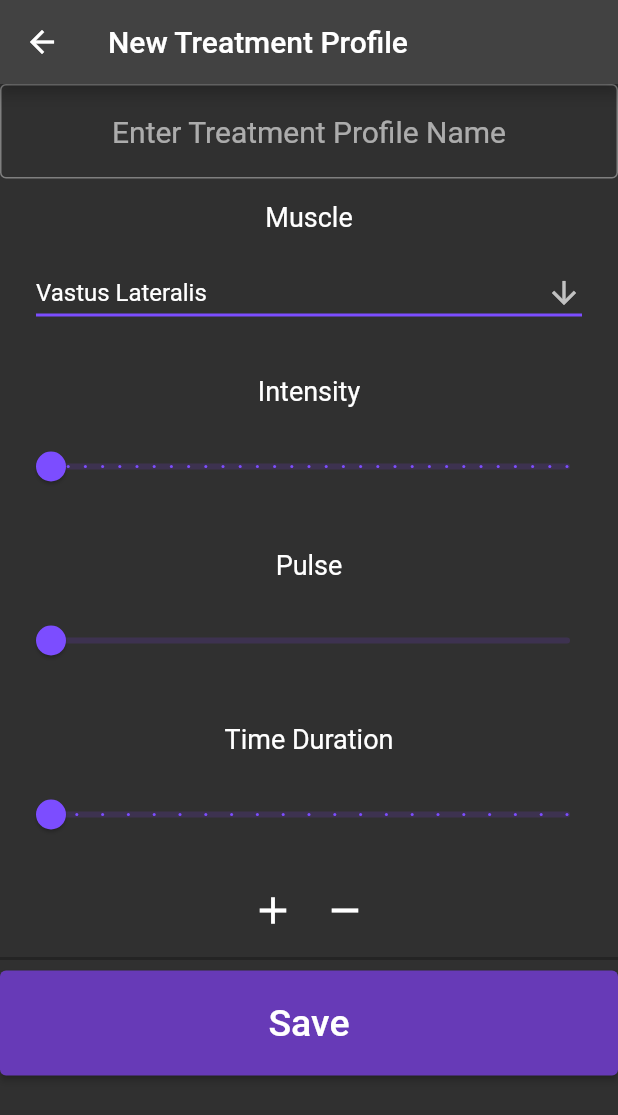
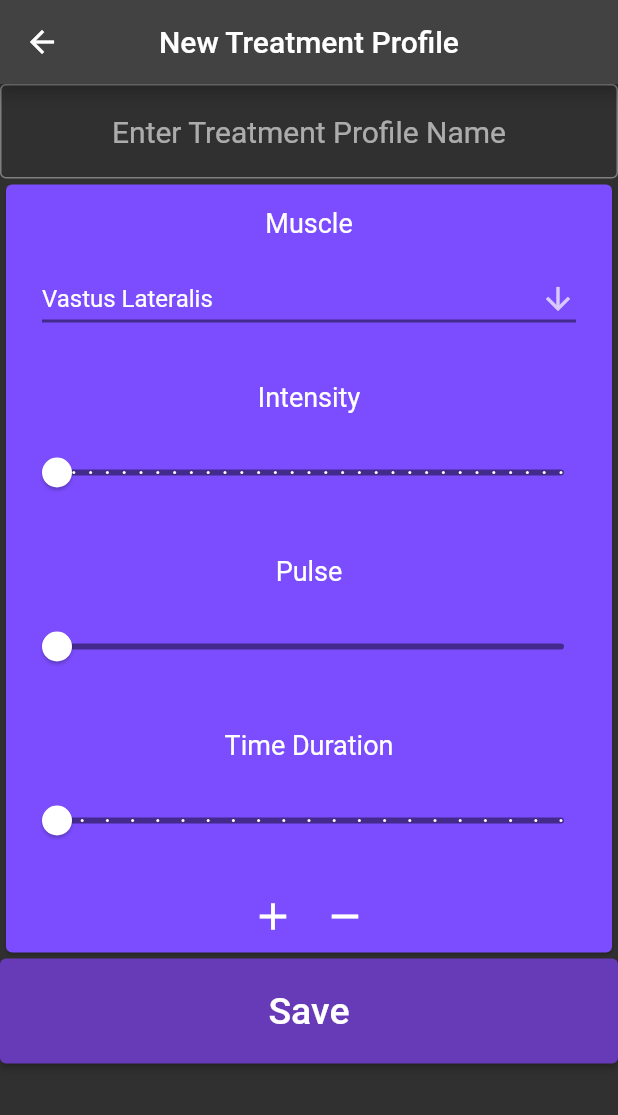
Before and after one commit to Logan-Dabney/IMS_Setup, a Flutter app: the screen it shows after launch, after a tap on the "add" icon, on a phone screen of 412 x 824 dp. Shown: the top 1115 px of the screen. Run offline on Flutter 3.47's test engine with Material 2 defaults, Android fonts, the light colour scheme and no system bars; our stand-ins replace flutter_bluetooth_serial, sqflite; accounts and stored records are empty.

Commit message:
ui update

```diff
--- a/ims_setup/lib/Bluetooth/bluetooth_form.dart
+++ b/ims_setup/lib/Bluetooth/bluetooth_form.dart
@@ -51,6 +51,7 @@ class Bluetooth_Select extends StatelessWidget {
         child: Scaffold(
           appBar: AppBar(
             title: Text('Connection'),
+            centerTitle: true,
           ),
           body: SelectBondedDevicePage(
             onExportPage: (device1) {
--- a/ims_setup/lib/Database/sqlite.dart
+++ b/ims_setup/lib/Database/sqlite.dart
@@ -114,7 +114,7 @@ class SqliteDB {
 
     // update each muscle profile connected to treatment
     for(int i = 0; i < treatmentProfile.muscleProfiles.length; i++){
-      db.updateMuscleProfile(treatmentProfile.muscleProfiles[0], treatmentProfile.id!, i);
+      db.updateMuscleProfile(treatmentProfile.muscleProfiles[i], treatmentProfile.id!, i);
     }
 
     return await datab.update(
--- a/ims_setup/lib/main.dart
+++ b/ims_setup/lib/main.dart
@@ -12,6 +12,7 @@ void main() {
 
 class MyApp extends StatelessWidget {
   const MyApp({Key? key}) : super(key: key);
+
   // This widget is the root of your application.
   @override
   Widget build(BuildContext context) {
@@ -40,7 +41,16 @@ class _HomePage extends State<HomePage> {
   @override
   Widget build(BuildContext context) {
     return Scaffold(
-        appBar: AppBar(title: const Text("Treatments"),),
+        appBar: AppBar(
+          title: const Text(
+            "Treatments",
+            style: TextStyle(
+                fontFamily: 'Montserrat',
+                fontStyle: FontStyle.italic,
+                fontSize: 25),
+          ),
+          centerTitle: true,
+        ),
         body: _addBody(),
         floatingActionButtonLocation: FloatingActionButtonLocation.centerDocked,
         floatingActionButton: Padding(
@@ -48,24 +58,117 @@ class _HomePage extends State<HomePage> {
           child: Row(
             mainAxisAlignment: MainAxisAlignment.spaceBetween,
             children: <Widget>[
-              FloatingActionButton(heroTag: "export", child: const Icon(Icons.import_export), onPressed: _exportProfiles, backgroundColor: Colors.deepPurple, foregroundColor: Colors.white,),
-              FloatingActionButton(heroTag: "addTreatment", child: const Icon(Icons.add), onPressed: _addTreatmentProfile, backgroundColor: Colors.deepPurple, foregroundColor: Colors.white,),
+              FloatingActionButton(
+                heroTag: "export",
+                child: const Icon(Icons.import_export, size: 35),
+                onPressed: _exportProfiles,
+                backgroundColor: Colors.white70,
+                foregroundColor: Colors.deepPurple,
+              ),
+              FloatingActionButton(
+                heroTag: "addTreatment",
+                child: const Icon(
+                  Icons.add,
+                  size: 35,
+                ),
+                onPressed: _addTreatmentProfile,
+                backgroundColor: Colors.white70,
+                foregroundColor: Colors.deepPurple,
+              ),
             ],
           ),
-      )
+        ));
+  }
+
+  _addBody() {
+    return FutureBuilder(
+      future: setVariables(),
+      builder: (BuildContext context, AsyncSnapshot<String> snapshot) {
+        if (snapshot.connectionState == ConnectionState.done) {
+          // If there aren't any saved profiles show text
+          if (treatmentProfiles.isEmpty) {
+            return Center(
+                child: Column(
+                    mainAxisAlignment: MainAxisAlignment.center,
+                    children: const [
+                  Text(
+                    "No Treatments",
+                    style: TextStyle(fontSize: 50, color: Colors.black26),
+                  )
+                ]));
+          }
+
+          // If there are saved treatments display them
+          return ListView.builder(
+              itemCount: treatmentProfiles.length,
+              physics: const AlwaysScrollableScrollPhysics(
+                  parent: BouncingScrollPhysics()),
+              shrinkWrap: true,
+              itemBuilder: (context, i) {
+                // create the muscle order for card
+                var muscleText = "Muscle Order: ";
+                for (var muscle in treatmentProfiles[i].muscleProfiles) {
+                  muscleText += muscle.muscle.name + ", ";
+                }
+
+                return Card(
+                  color: Colors.deepPurple,
+                  child: Row(
+                    mainAxisSize: MainAxisSize.max,
+                    children: [
+                      Expanded(
+                        flex: 8,
+                          child: Column(
+                              crossAxisAlignment: CrossAxisAlignment.start,
+                              mainAxisSize: MainAxisSize.min,
+                              children: [
+                            Padding(
+                                padding: const EdgeInsets.fromLTRB(10, 5, 0, 5),
+                                child: Text(
+                                  treatmentProfiles[i].name,
+                                  style: TextStyle(fontSize: 22),
+                                )),
+                            Padding(
+                                padding: const EdgeInsets.fromLTRB(10, 0, 0, 5),
+                                child: Text(
+                                  muscleText,
+                                  style: const TextStyle(
+                                      fontStyle: FontStyle.italic,
+                                      color: Colors.white70),
+                                )),
+                          ])),
+                      Spacer(),
+                      Row(
+                        children: [
+                          Hero(
+                            tag: i,
+                            child: IconButton(
+                                icon: const Icon(Icons.edit),
+                                onPressed: () => _editTreatmentProfile(i)),
+                          ),
+                          IconButton(
+                              icon: const Icon(Icons.delete),
+                              onPressed: () => _deleteTreatmentProfile(i)),
+                        ],
+                      )
+                    ],
+                  ),
+                );
+              });
+        } else {
+          return const Text(""); // show nothing while the builder is loading
+        }
+      },
     );
   }
 
   // Loads the add profile page
-  void _addTreatmentProfile(){
-    Navigator.of(context).push(
-        MaterialPageRoute(
+  void _addTreatmentProfile() {
+    Navigator.of(context)
+        .push(MaterialPageRoute(
             builder: (context) => treatment_form.TreatmentProfileFormRoute(
-                name: "New",
-                isEdit: false
-            )
-        )
-    ).then((_) {
+                name: "New", isEdit: false)))
+        .then((_) {
       // This block runs when you have returned back to refresh the page
       setState(() {
         setVariables();
@@ -74,15 +177,14 @@ class _HomePage extends State<HomePage> {
   }
 
   // Loads the export profiles page
-  void _exportProfiles(){
-    Navigator.of(context).push(
-        MaterialPageRoute(
+  void _exportProfiles() {
+    Navigator.of(context)
+        .push(MaterialPageRoute(
             builder: (context) => bluetooth.BluetoothFormRoute(
-                name: "Bluetooth Select",
-                treatmentProfiles: treatmentProfiles,
-            )
-        )
-    ).then((_) {
+                  name: "Bluetooth Select",
+                  treatmentProfiles: treatmentProfiles,
+                )))
+        .then((_) {
       // This block runs when you have returned back to refresh the page
       setState(() {
         setVariables();
@@ -90,79 +192,14 @@ class _HomePage extends State<HomePage> {
     });
   }
 
-  _addBody(){
-    return FutureBuilder(
-        future: setVariables(),
-        builder: (BuildContext context, AsyncSnapshot<String> snapshot){
-          if(snapshot.connectionState == ConnectionState.done){
-            // If there aren't any saved profiles show text
-            if (treatmentProfiles.isEmpty){
-              return Center(
-                  child: Column(
-                    mainAxisAlignment: MainAxisAlignment.center,
-                    children: const [
-                      Text(
-                        "No Treatments",
-                        style: TextStyle(fontSize: 50, color: Colors.black26),
-                      )
-                    ]
-                  )
-              );
-            }
-
-            // If there are saved treatments display them
-            return ListView.builder(
-                itemCount: treatmentProfiles.length,
-                physics: ClampingScrollPhysics(),
-                shrinkWrap: true,
-                itemBuilder: (context, i){
-                  return Column(
-                    children: [
-                      Row(
-                        //TODO: Edit so it looks better
-                          children: [
-                            Padding (
-                              padding: const EdgeInsets.fromLTRB(10, 0, 0, 0),
-                              child:
-                                Text(
-                                  treatmentProfiles[i].name,
-                                  style: TextStyle(fontSize: 20),
-                                )
-                            ),
-                            Spacer(),
-                            Hero(
-                              tag: i,
-                              child: IconButton(icon: const Icon(Icons.edit), onPressed: () => _editTreatmentProfile(i)),
-                            ),
-                            IconButton(icon: const Icon(Icons.delete), onPressed: () => _deleteTreatmentProfile(i)),
-                          ]
-                      ),
-                      const Divider(
-                        color: Colors.black26,
-                        thickness: 1,
-                      ),
-                    ],
-                  );
-                }
-                );
-          } else{
-            return const Text(""); // show nothing while the builder is loading
-          }
-        },
-    );
-  }
-
-  _editTreatmentProfile(int i){
+  _editTreatmentProfile(int i) {
     //TODO: add database edit and new page to edit data
     treatment_form.set(treatmentProfiles[i]);
-    Navigator.of(context).push(
-        MaterialPageRoute(
+    Navigator.of(context)
+        .push(MaterialPageRoute(
             builder: (context) => treatment_form.TreatmentProfileFormRoute(
-                name: "$i",
-                isEdit: true
-            )
-        )
-    ).then((_) {
+                name: "$i", isEdit: true)))
+        .then((_) {
       // This block runs when you have returned back to refresh the page
       setState(() {
         setVariables();
@@ -180,7 +217,7 @@ class _HomePage extends State<HomePage> {
   }
 }
 
-Future<String> setVariables() async{
+Future<String> setVariables() async {
   treatmentProfiles = await SqliteDB.db.getTreatmentProfiles();
   return Future.value("download successful"); // return your response
 }
--- a/ims_setup/lib/treatment_profile_form.dart
+++ b/ims_setup/lib/treatment_profile_form.dart
@@ -2,12 +2,13 @@ import 'package:flutter/material.dart';
 import 'package:starter_project/Models/all_models.dart';
 import 'package:starter_project/Database/sqlite.dart';
 
-late TreatmentProfile treatmentProfile = TreatmentProfile("", [MuscleProfile(muscles[0], 1, 1, 1)]);
+late TreatmentProfile treatmentProfile =
+TreatmentProfile("", [MuscleProfile(muscles[0], 1, 1, 1)]);
 final nameOfTreatment = TextEditingController();
 
 //TODO: clear when just going back and not saving
 //For multiple buttons with same route
-class TreatmentProfileFormRoute extends StatelessWidget{
+class TreatmentProfileFormRoute extends StatelessWidget {
   final String name;
   bool isEdit;
 
@@ -17,19 +18,22 @@ class TreatmentProfileFormRoute extends StatelessWidget{
   Widget build(BuildContext context) {
     return Scaffold(
         appBar: AppBar(
-            title: (isEdit) ? Text("Edit Treatment Profile") : Text("New Treatment Profile")
+          title: (isEdit)
+              ? Text("Edit Treatment Profile")
+              : Text("New Treatment Profile"),
+          centerTitle: true,
         ),
         body: Hero(
           tag: name,
           child: TreatmentProfileForm(isEdit: isEdit),
-        )
-    );
+        ));
   }
 }
 
 // Creating the treatment profile page
 class TreatmentProfileForm extends StatefulWidget {
   bool isEdit;
+
   TreatmentProfileForm({Key? key, required this.isEdit}) : super(key: key);
 
   @override
@@ -42,13 +46,14 @@ class _TreatmentProfileFormState extends State<TreatmentProfileForm> {
   @override
   void dispose() {
     // clear user input
-    treatmentProfile = TreatmentProfile("", [MuscleProfile(muscles[0],1,1,1)]);
+    treatmentProfile =
+        TreatmentProfile("", [MuscleProfile(muscles[0], 1, 1, 1)]);
     nameOfTreatment.text = "";
     super.dispose();
   }
 
   @override
-  Widget build(BuildContext context){
+  Widget build(BuildContext context) {
     // TODO: set the treatment profile if one was passed to be edited
     return ListView(
         physics: AlwaysScrollableScrollPhysics(parent: BouncingScrollPhysics()),
@@ -66,21 +71,24 @@ class _TreatmentProfileFormState extends State<TreatmentProfileForm> {
           ),
           MuscleProfileForm(), // Form for muscle profiles
           ElevatedButton(
-            child: Text("Save", style: TextStyle(fontSize: 25),),
-            style: ElevatedButton.styleFrom(fixedSize: Size.fromHeight(70),),
+            child: Text(
+              "Save",
+              style: TextStyle(fontSize: 25),
+            ),
+            style: ElevatedButton.styleFrom(
+              fixedSize: Size.fromHeight(70),
+            ),
             onPressed: () => _pushedSave(),
           ),
-        ]
-    );
+        ]);
   }
 
-
-  _pushedSave(){
-    if(nameOfTreatment.text != "") {
+  _pushedSave() {
+    if (nameOfTreatment.text != "") {
       treatmentProfile.name = nameOfTreatment.text;
 
       // How it is saved to db depending on editing
-      if(widget.isEdit){
+      if (widget.isEdit) {
         SqliteDB.db.updateTreatmentProfile(treatmentProfile);
       } else {
         SqliteDB.db.insertTreatmentProfile(treatmentProfile);
@@ -114,16 +122,16 @@ class _MuscleProfileFormState extends State<MuscleProfileForm> {
   //     [global.MuscleProfile(global.muscles[1],0,0,0)]);
   final _biggerFont = TextStyle(fontSize: 18.0);
 
-
-
   @override
-  Widget build(BuildContext context){
+  Widget build(BuildContext context) {
     return ListView.builder(
       itemCount: treatmentProfile.muscleProfiles.length,
       physics: ClampingScrollPhysics(),
       shrinkWrap: true,
       itemBuilder: (context, i) {
-        return Column(
+        return Card(
+            color: (i.isEven) ? Colors.deepPurpleAccent : Colors.black45,
+            child: Column(
               children: [
                 Container(
                   padding: EdgeInsets.only(top: 15),
@@ -135,11 +143,15 @@ class _MuscleProfileFormState extends State<MuscleProfileForm> {
                 ),
                 Container(
                   padding: EdgeInsets.symmetric(horizontal: 24, vertical: 16),
-              child: MuscleDropDown(index: i,),
+                  child: MuscleDropDown(
+                    index: i,
                   ),
-            Container( // Padding Node that contains an item (Widget)
+                ),
+                Container(
+                  // Padding Node that contains an item (Widget)
                   padding: EdgeInsets.only(top: 15),
-              child: Text( // Text Widget
+                  child: Text(
+                    // Text Widget
                     "Intensity",
                     textAlign: TextAlign.center,
                     style: _biggerFont,
@@ -147,7 +159,9 @@ class _MuscleProfileFormState extends State<MuscleProfileForm> {
                 ),
                 Container(
                   padding: EdgeInsets.symmetric(horizontal: 8, vertical: 16),
-              child: IntensitySlider(index: i,),
+                  child: IntensitySlider(
+                    index: i,
+                  ),
                 ),
                 Container(
                   padding: EdgeInsets.only(top: 15),
@@ -159,7 +173,9 @@ class _MuscleProfileFormState extends State<MuscleProfileForm> {
                 ),
                 Container(
                   padding: EdgeInsets.symmetric(horizontal: 8, vertical: 16),
-              child: PulseSlider(index: i,),
+                  child: PulseSlider(
+                    index: i,
+                  ),
                 ),
                 Container(
                   padding: EdgeInsets.only(top: 15),
@@ -171,7 +187,9 @@ class _MuscleProfileFormState extends State<MuscleProfileForm> {
                 ),
                 Container(
                   padding: EdgeInsets.symmetric(horizontal: 8, vertical: 16),
-              child: TimeSlider(index: i,),
+                  child: TimeSlider(
+                    index: i,
+                  ),
                 ),
                 Row(
                   mainAxisAlignment: MainAxisAlignment.center,
@@ -188,33 +206,31 @@ class _MuscleProfileFormState extends State<MuscleProfileForm> {
                     ),
                   ],
                 ),
-            const Divider(
-              color: Colors.black26,
-              thickness: 2,
-            ),
               ],
+            )
         );
       },
     );
   }
 
   // Not set to return anything can be thought of a jump to this location
-  _addMuscleProfile(int i){
-    setState((){
+  _addMuscleProfile(int i) {
+    setState(() {
       // add a blank muscle profile to treatmeantProfile
-      if(i == 0 || (i+1) == treatmentProfile.muscleProfiles.length) {
-        treatmentProfile.muscleProfiles.add(MuscleProfile(muscles[0],1,1,1));
+      if (i == 0 || (i + 1) == treatmentProfile.muscleProfiles.length) {
+        treatmentProfile.muscleProfiles.add(MuscleProfile(muscles[0], 1, 1, 1));
       } else {
-        treatmentProfile.muscleProfiles.insert(i+1, MuscleProfile(muscles[0],1,1,1));
+        treatmentProfile.muscleProfiles
+            .insert(i + 1, MuscleProfile(muscles[0], 1, 1, 1));
       }
     });
   }
 
   // Not set to return anything can be thought of a jump to this location
-  _removeMuscleProfile(int i){
-    setState((){
+  _removeMuscleProfile(int i) {
+    setState(() {
       // TODO: maintain a list of the muscle profiles to delete
-      if(treatmentProfile.muscleProfiles.length > 1){
+      if (treatmentProfile.muscleProfiles.length > 1) {
         treatmentProfile.muscleProfiles.removeAt(i);
       }
     });
@@ -224,6 +240,7 @@ class _MuscleProfileFormState extends State<MuscleProfileForm> {
 // Slider for intensity (V) of muscle profile
 class IntensitySlider extends StatefulWidget {
   int index;
+
   IntensitySlider({Key? key, required this.index}) : super(key: key);
 
   @override
@@ -231,16 +248,19 @@ class IntensitySlider extends StatefulWidget {
 }
 
 class _IntensitySliderState extends State<IntensitySlider> {
-
   @override
   Widget build(BuildContext context) {
-    return Slider(  // Returns a Slider widget
+    return Slider(
+      // Returns a Slider widget
       value: treatmentProfile.muscleProfiles[widget.index].intensity,
       min: 1,
       max: 30,
       divisions: 30,
-      activeColor: Colors.deepPurpleAccent,
-      label: 'Intensity: ${treatmentProfile.muscleProfiles[widget.index].intensity.round().toString()} V',
+      inactiveColor: (widget.index.isEven) ? Colors.black45 : Colors.white,
+      activeColor: (widget.index.isEven) ? Colors.white : Colors.deepPurpleAccent,
+      label:
+      'Intensity: ${treatmentProfile.muscleProfiles[widget.index].intensity
+          .round().toString()} V',
       onChanged: (double value) {
         setState(() {
           treatmentProfile.muscleProfiles[widget.index].intensity = value;
@@ -253,6 +273,7 @@ class _IntensitySliderState extends State<IntensitySlider> {
 // Pulse slider (Hz) of muscle profile
 class PulseSlider extends StatefulWidget {
   int index;
+
   PulseSlider({Key? key, required this.index}) : super(key: key);
 
   @override
@@ -260,7 +281,6 @@ class PulseSlider extends StatefulWidget {
 }
 
 class _PulseSliderState extends State<PulseSlider> {
-
   @override
   Widget build(BuildContext context) {
     return Slider(
@@ -268,8 +288,11 @@ class _PulseSliderState extends State<PulseSlider> {
       min: 1,
       max: 100,
       divisions: 100,
-      activeColor: Colors.deepPurpleAccent,
-      label: 'Pulse: ${treatmentProfile.muscleProfiles[widget.index].pulse.round().toString()} Hz',
+      inactiveColor: (widget.index.isEven) ? Colors.black45 : Colors.white,
+      activeColor: (widget.index.isEven) ? Colors.white : Colors.deepPurpleAccent,
+      label:
+      'Pulse: ${treatmentProfile.muscleProfiles[widget.index].pulse.round()
+          .toString()} Hz',
       onChanged: (double value) {
         setState(() {
           treatmentProfile.muscleProfiles[widget.index].pulse = value;
@@ -282,6 +305,7 @@ class _PulseSliderState extends State<PulseSlider> {
 // Time duration (min) of muscle profile
 class TimeSlider extends StatefulWidget {
   int index;
+
   TimeSlider({Key? key, required this.index}) : super(key: key);
 
   @override
@@ -296,8 +320,11 @@ class _TimeSliderState extends State<TimeSlider> {
       min: 1,
       max: 20,
       divisions: 20,
-      activeColor: Colors.deepPurpleAccent,
-      label: 'Time: ${treatmentProfile.muscleProfiles[widget.index].timeDuration.round().toString()} min',
+      inactiveColor: (widget.index.isEven) ? Colors.black45 : Colors.white,
+      activeColor: (widget.index.isEven) ? Colors.white : Colors.deepPurpleAccent,
+      label:
+      'Time: ${treatmentProfile.muscleProfiles[widget.index].timeDuration
+          .round().toString()} min',
       onChanged: (double value) {
         setState(() {
           treatmentProfile.muscleProfiles[widget.index].timeDuration = value;
@@ -310,6 +337,7 @@ class _TimeSliderState extends State<TimeSlider> {
 // Muscle selection
 class MuscleDropDown extends StatefulWidget {
   int index;
+
   MuscleDropDown({Key? key, required this.index}) : super(key: key);
 
   @override
@@ -327,33 +355,35 @@ class _MuscleDropDownState extends State<MuscleDropDown> {
       isExpanded: true,
       underline: Container(
         height: 2,
-        color: Colors.deepPurpleAccent,
+        color: (widget.index.isEven) ? Colors.black45 : Colors.deepPurpleAccent,
       ),
       onChanged: (int? value) {
         setState(() {
           // have to reset the muscle profile using it's value -1 for the index value
-          treatmentProfile.muscleProfiles[widget.index].muscle = muscles[value! - 1];
+          treatmentProfile.muscleProfiles[widget.index].muscle =
+          muscles[value! - 1];
         });
       },
-      items: muscles.map((Muscle muscle) { //map the muscle list to a dropdown menu item list
+      items: muscles.map((Muscle muscle) {
+        //map the muscle list to a dropdown menu item list
         return DropdownMenuItem(
             value: muscle.id, // set the value to the id
             child: Text(muscle.name) // set the text to the name
         );
-      }).toList(),  // turn it to a list
+      }).toList(), // turn it to a list
     );
   }
 }
 
 // reset the variables for the page
 reset() {
-  treatmentProfile = TreatmentProfile("", [MuscleProfile(muscles[0],1,1,1)]);
+  treatmentProfile = TreatmentProfile("", [MuscleProfile(muscles[0], 1, 1, 1)]);
   nameOfTreatment.text = "";
 }
 
 // set the variables for the page
-set(var currentTreatmentProfile){
-  if(currentTreatmentProfile == null) {
+set(var currentTreatmentProfile) {
+  if (currentTreatmentProfile == null) {
     treatmentProfile =
         TreatmentProfile("", [MuscleProfile(muscles[0], 1, 1, 1)]);
   } else {
```
Lines whose indentation alone changed are shown as unchanged.
